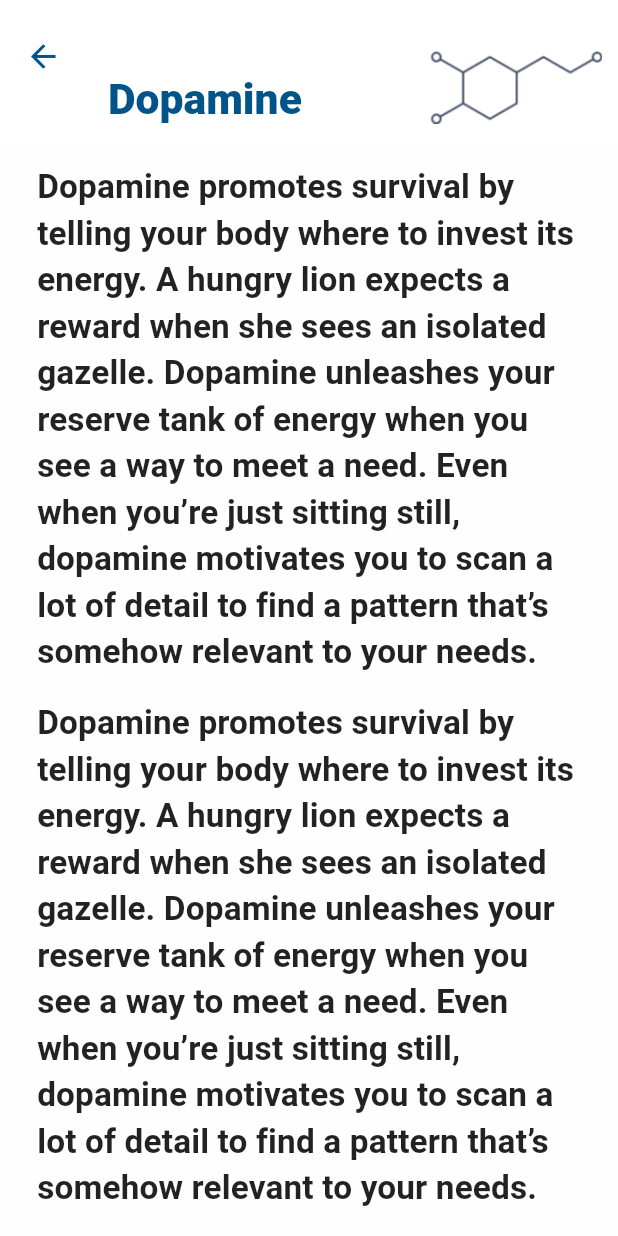
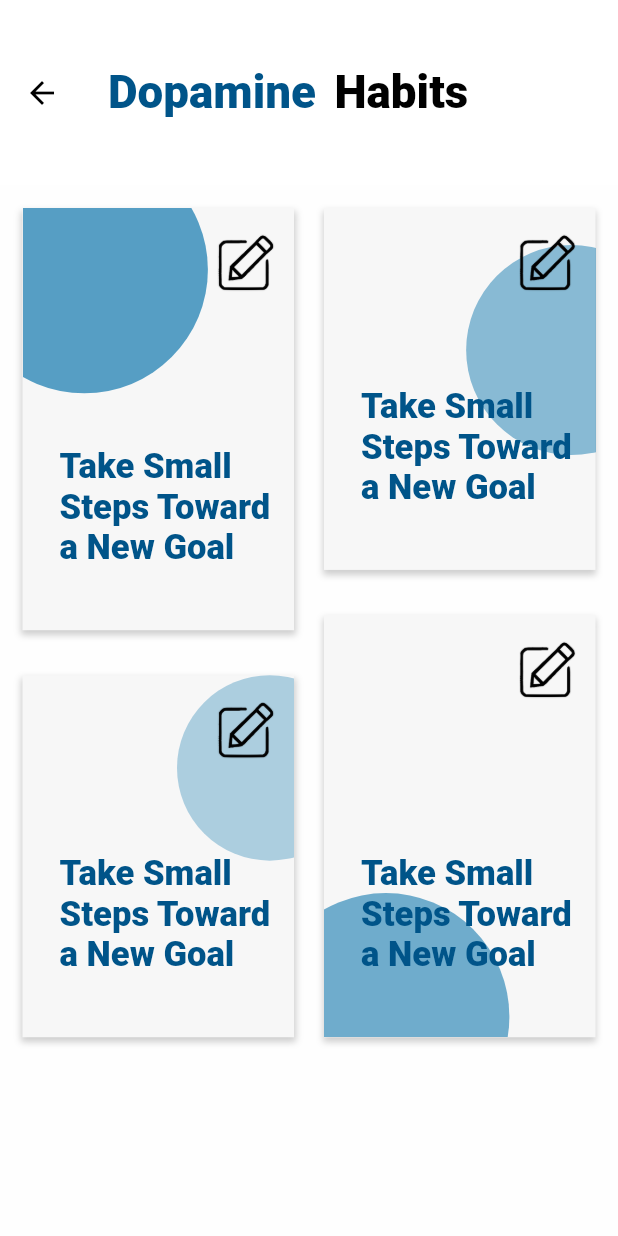
Before and after one commit to ralucatoma5/habits-of-a-happy-brain, a Flutter app: the ChapterScreen screen opened directly with empty values, after a tap on the "arrow forward" icon, on a phone screen of 412 x 824 dp. Run offline on Flutter 3.47's test engine with Material 2 defaults, Android fonts, the phone set to English and light mode, and no system bars; our stand-ins replace cloud_firestore, firebase_core, page_transition; accounts and stored records are empty.

Commit message:
finished layout healthyhabits_screen

```diff
--- a/lib/const.dart
+++ b/lib/const.dart
@@ -37,11 +37,57 @@ class SizeConfig {
   }
 }
 
+// healthy habits screen
+int topPosition(int index) {
+  if (index == 0)
+    return -10;
+  else if (index == 1)
+    return 3;
+  else if (index == 3)
+    return 0;
+  else
+    return 15;
+}
+
+int leftPosition(int index) {
+  if (index == 0)
+    return -10;
+  else if (index == 1)
+    return 20;
+  else if (index == 3)
+    return 20;
+  else
+    return -10;
+}
+
+int circleHeight(int index) {
+  if (index == 0)
+    return 30;
+  else if (index == 1)
+    return 17;
+  else if (index == 3)
+    return 15;
+  else
+    return 35;
+}
+
+double circleOpacity(int index) {
+  if (index == 0)
+    return 0.65;
+  else if (index == 1)
+    return 0.45;
+  else if (index == 3)
+    return 0.3;
+  else
+    return 0.55;
+}
+
 TextStyle readingText = TextStyle(
     fontSize: SizeConfig.safeBlockVertical! * 2.7,
     letterSpacing: 0.1,
     height: 1.4,
     fontWeight: FontWeight.w600);
+
 List<String> img = [
   'assets/images/dopamine.png',
   'assets/images/endorphin.png',
--- a/lib/main.dart
+++ b/lib/main.dart
@@ -2,6 +2,7 @@ import 'package:firebase_core/firebase_core.dart';
 import 'package:flutter/material.dart';
 import 'package:flutter/services.dart';
 import 'package:habits/firebase_options.dart';
+import 'package:habits/screens/healthyhabits_screen.dart';
 import 'package:habits/screens/home_screen.dart';
 
 Future<void> main() async {
@@ -24,7 +25,7 @@ class MyApp extends StatelessWidget {
         primaryColor: const Color(0xff005489),
         scaffoldBackgroundColor: const Color(0xffFEFEFE),
       ),
-      home: const HomeScreen(),
+      home: HomeScreen(),
     );
   }
 }
--- a/lib/screens/chapter_screen.dart
+++ b/lib/screens/chapter_screen.dart
@@ -1,7 +1,9 @@
 import 'package:flutter/material.dart';
 import 'package:habits/const.dart';
 import 'package:habits/models/chapter.dart';
+import 'package:habits/screens/healthyhabits_screen.dart';
 import 'package:habits/screens/subchapter_screen.dart';
+import 'package:habits/widgets/positionedButton.dart';
 
 class ChapterScreen extends StatelessWidget {
   final int index;
@@ -16,18 +18,7 @@ class ChapterScreen extends StatelessWidget {
     return Scaffold(
         body: SingleChildScrollView(
             child: Stack(children: [
-      Positioned(
-          top: verticalBlock * 6,
-          left: horizontalBlock * 5,
-          child: IconButton(
-            padding: EdgeInsets.zero,
-            icon: Icon(
-              Icons.adaptive.arrow_back,
-            ),
-            onPressed: () {
-              Navigator.pop(context);
-            },
-          )),
+      positionedButton(context),
       Padding(
         padding: EdgeInsets.only(
             top: verticalBlock * 22, left: horizontalBlock * 15),
@@ -182,7 +173,7 @@ class ChapterScreen extends StatelessWidget {
                               Navigator.push(
                                 context,
                                 MaterialPageRoute(
-                                    builder: (context) => SubchapterScreen()),
+                                    builder: (context) => HealthyHabits()),
                               );
                             },
                           ),
--- /dev/null
+++ b/lib/screens/healthyhabits_screen.dart
@@ -0,0 +1,107 @@
+import 'package:flutter/material.dart';
+import 'package:flutter_staggered_grid_view/flutter_staggered_grid_view.dart';
+import 'package:habits/const.dart';
+
+import 'habit_screen.dart';
+
+class HealthyHabits extends StatelessWidget {
+  HealthyHabits({Key? key}) : super(key: key);
+  final verticalBlock = SizeConfig.safeBlockVertical!;
+  final horizontalBlock = SizeConfig.safeBlockHorizontal!;
+  @override
+  Widget build(BuildContext context) {
+    return Scaffold(
+        appBar: AppBar(
+            iconTheme: const IconThemeData(color: Colors.black),
+            toolbarHeight: verticalBlock * 15,
+            backgroundColor: Colors.white,
+            elevation: 0,
+            title: Row(
+              children: [
+                Text('Dopamine',
+                    style: TextStyle(
+                      color: blue,
+                      fontSize: verticalBlock * 3.7,
+                      fontWeight: FontWeight.w800,
+                    )),
+                SizedBox(width: horizontalBlock * 3),
+                Text('Habits',
+                    style: TextStyle(
+                      color: Colors.black,
+                      fontSize: verticalBlock * 3.7,
+                      fontWeight: FontWeight.w800,
+                    ))
+              ],
+            )),
+        body: StaggeredGridView.countBuilder(
+            shrinkWrap: true,
+            physics: const ScrollPhysics(),
+            padding: const EdgeInsets.all(15),
+            crossAxisCount: 2,
+            mainAxisSpacing: 30,
+            crossAxisSpacing: 20,
+            itemCount: 4,
+            itemBuilder: (context, index) {
+              return GestureDetector(
+                onTap: () {
+                  Navigator.push(
+                    context,
+                    MaterialPageRoute(
+                        builder: (context) => const HabitScreen()),
+                  );
+                },
+                child: Container(
+                  height: verticalBlock * 30,
+                  width: horizontalBlock * 40,
+                  decoration: BoxDecoration(
+                    color: const Color(0xffF7F7F7),
+                    boxShadow: [containerShadow],
+                  ),
+                  child: Stack(
+                    children: [
+                      Positioned(
+                          top: verticalBlock * topPosition(index),
+                          left: horizontalBlock * leftPosition(index),
+                          width: horizontalBlock * 40,
+                          child: Container(
+                            height: verticalBlock * circleHeight(index),
+                            decoration: BoxDecoration(
+                              shape: BoxShape.circle,
+                              color: const Color(0xff006FA9)
+                                  .withOpacity(circleOpacity(index)),
+                            ),
+                          )),
+                      Positioned(
+                        top: verticalBlock * 2,
+                        right: horizontalBlock * 3,
+                        child: Image.asset(
+                          'assets/images/write-icon.png',
+                          height: verticalBlock * 5,
+                        ),
+                      ),
+                      Positioned(
+                        bottom: verticalBlock * 5,
+                        left: horizontalBlock * 6,
+                        child: SizedBox(
+                          width: horizontalBlock * 35,
+                          child: Text(
+                            'Take Small Steps Toward a New Goal',
+                            style: TextStyle(
+                              color: blue,
+                              fontSize: verticalBlock * 2.8,
+                              fontWeight: FontWeight.w800,
+                            ),
+                          ),
+                        ),
+                      ),
+                    ],
+                  ),
+                ),
+              );
+            },
+            staggeredTileBuilder: (index) {
+              return StaggeredTile.count(
+                  1, index == 1 || index == 3 ? 1.35 : 1.55);
+            }));
+  }
+}
--- a/lib/screens/home_screen.dart
+++ b/lib/screens/home_screen.dart
@@ -1,6 +1,7 @@
 import 'package:cloud_firestore/cloud_firestore.dart';
 import 'package:flutter/material.dart';
 import 'package:habits/const.dart';
+import 'package:habits/screens/healthyhabits_screen.dart';
 import 'package:habits/screens/myhabit_screet.dart';
 import 'package:habits/screens/reading_screen.dart';
 
@@ -13,7 +14,7 @@ class HomeScreen extends StatefulWidget {
 
 class _HomeScreenState extends State<HomeScreen> {
   int currentIndex = 0;
-  final screens = [const ReadingScreen(), const MyHabitScreen()];
+  final screens = [ReadingScreen(), const MyHabitScreen()];
   final CollectionReference _referenceChapters =
       FirebaseFirestore.instance.collection('chapters');
   late Stream<QuerySnapshot> _streamChapters;
--- a/lib/screens/subchapter_screen.dart
+++ b/lib/screens/subchapter_screen.dart
@@ -15,8 +15,7 @@ class SubchapterScreen extends StatelessWidget {
         SliverAppBar(
           elevation: 0.8,
           flexibleSpace: FlexibleSpaceBar(
-            background: Container(
-              child: Padding(
+            background: Padding(
               padding: EdgeInsets.only(
                   top: verticalBlock * 4, right: horizontalBlock * 2),
               child: Align(
@@ -24,7 +23,6 @@ class SubchapterScreen extends StatelessWidget {
                 child: Image.asset(
                   'assets/images/dopamine.png',
                   height: verticalBlock * 6,
-                  ),
                 ),
               ),
             ),
@@ -40,7 +38,7 @@ class SubchapterScreen extends StatelessWidget {
                   child: Text('Dopamine ',
                       style: TextStyle(
                         color: blue,
-                        fontSize: verticalBlock * 3,
+                        fontSize: verticalBlock * 3.3,
                         fontWeight: FontWeight.w800,
                       )),
                 )),
@@ -71,7 +69,7 @@ class SubchapterScreen extends StatelessWidget {
                   itemBuilder: (context, index) {
                     return Padding(
                         padding: EdgeInsets.symmetric(
-                            horizontal: horizontalBlock * 6,
+                            horizontal: horizontalBlock * 8,
                             vertical: verticalBlock),
                         child: Text(
                             'Dopamine promotes survival by telling your body where to invest its energy. A hungry lion expects a reward when she sees an isolated gazelle. Dopamine unleashes your reserve tank of energy when you see a way to meet a need. Even when you’re just sitting still, dopamine motivates you to scan a lot of detail to find a pattern that’s somehow relevant to your needs.',
@@ -79,8 +77,8 @@ class SubchapterScreen extends StatelessWidget {
                   }),
               Padding(
                 padding: EdgeInsets.only(
-                  right: horizontalBlock * 6,
-                  left: horizontalBlock * 6,
+                  right: horizontalBlock * 8,
+                  left: horizontalBlock * 8,
                   bottom: verticalBlock * 6,
                 ),
                 child: ListView.builder(
@@ -114,7 +112,7 @@ class SubchapterScreen extends StatelessWidget {
                           onPressed: () {},
                           style: OutlinedButton.styleFrom(
                               padding: EdgeInsets.symmetric(
-                                  horizontal: horizontalBlock * 3.5,
+                                  horizontal: horizontalBlock * 3.8,
                                   vertical: verticalBlock * 1.5),
                               backgroundColor:
                                   const Color(0xff006FA9).withOpacity(0.4),
@@ -126,7 +124,7 @@ class SubchapterScreen extends StatelessWidget {
                               style: TextStyle(
                                   color: blue,
                                   fontWeight: FontWeight.w600,
-                                  fontSize: verticalBlock * 2.2))),
+                                  fontSize: horizontalBlock * 4))),
                     ),
                     SizedBox(
                       width: verticalBlock * 14,
@@ -143,7 +141,7 @@ class SubchapterScreen extends StatelessWidget {
                             style: TextStyle(
                                 color: Colors.white,
                                 fontWeight: FontWeight.w600,
-                                fontSize: verticalBlock * 2.2)),
+                                fontSize: horizontalBlock * 4)),
                       ),
                     )
                   ],
--- /dev/null
+++ b/lib/widgets/positionedButton.dart
@@ -0,0 +1,17 @@
+import 'package:flutter/material.dart';
+
+import '../const.dart';
+
+Positioned positionedButton(BuildContext context) {
+  return Positioned(
+      top: SizeConfig.safeBlockVertical! * 6.5,
+      left: SizeConfig.safeBlockHorizontal! * 5,
+      child: IconButton(
+        icon: Icon(
+          Icons.adaptive.arrow_back,
+        ),
+        onPressed: () {
+          Navigator.pop(context);
+        },
+      ));
+}
--- a/pubspec.yaml
+++ b/pubspec.yaml
@@ -50,6 +50,7 @@ dev_dependencies:
   # package. See that file for information about deactivating specific lint
   # rules and activating additional ones.
   flutter_lints: ^2.0.0
+  flutter_staggered_grid_view: ^0.4.1
 
 # For information on the generic Dart part of this file, see the
 # following page: https://dart.dev/tools/pub/pubspec
```
Also changed, not shown: lib/screens/about_screen.dart (added, +79 -0 lines), lib/screens/habit_screen.dart (added, +10 -0 lines), lib/screens/reading_screen.dart (+11 -3 lines), assets/images/book.png (added), assets/images/line.png (added), assets/images/write-icon.png (added), pubspec.lock. Lines whose indentation alone changed are shown as unchanged.
